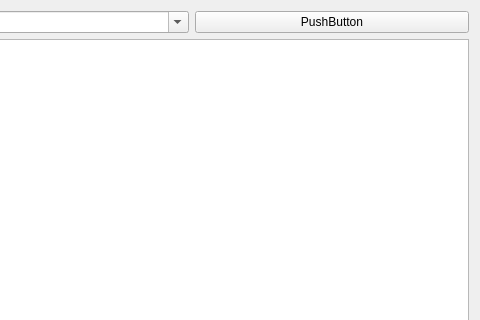
Qt form hschede.ui (fblabs/hamlet-mod-sancon) before a commit; both pictures show x 813 to 1293 and y 0 to 320 of the 1293 by 735 pixel window.
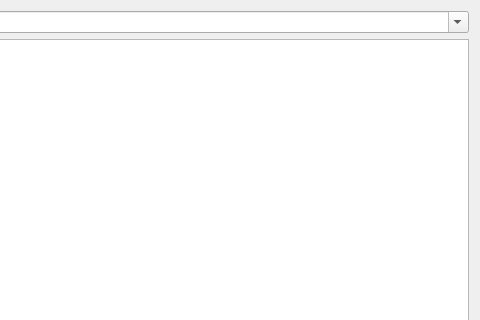
The same form after that commit. Icons and pictures are not drawn.

Diff of the .ui file:
```diff
--- a/hschede.ui
+++ b/hschede.ui
@@ -78,13 +78,6 @@
          </property>
         </widget>
        </item>
-       <item>
-        <widget class="QPushButton" name="pushButton_2">
-         <property name="text">
-          <string>PushButton</string>
-         </property>
-        </widget>
-       </item>
       </layout>
      </item>
     </layout>
```
